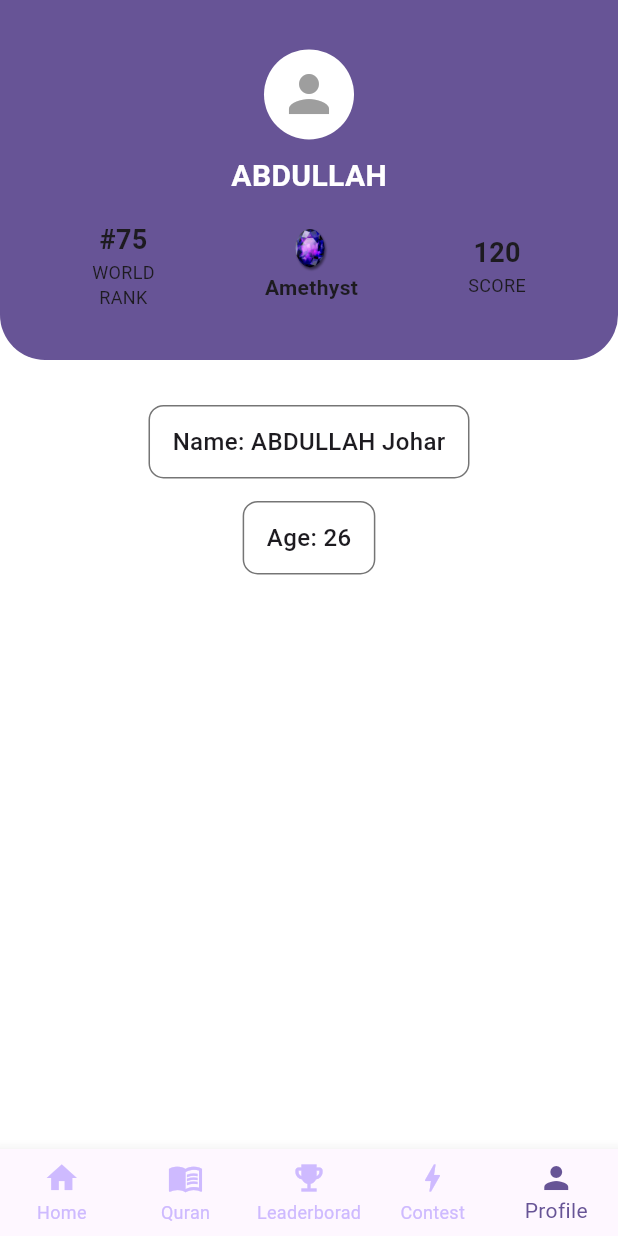
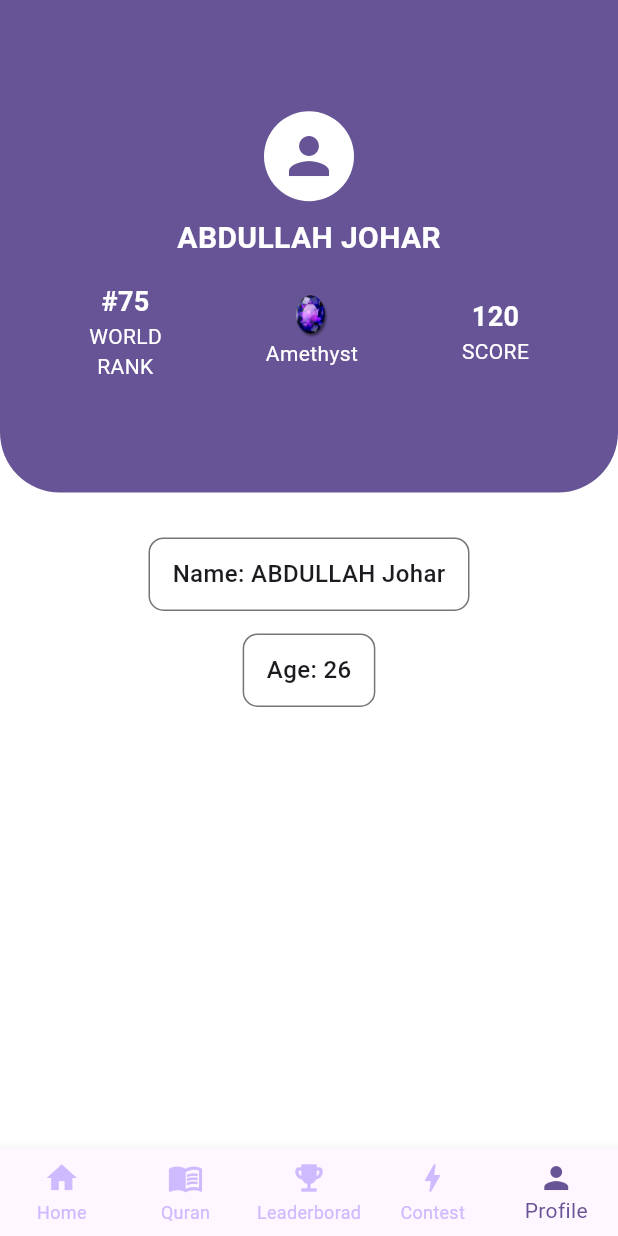
Before and after one commit to abdullahjohar23/islamic-quiz-app, a Flutter app: the screen it shows after launch, swiped to page 5, on a phone screen of 412 x 824 dp. Run offline on Flutter 3.47's test engine with Material 3 defaults, Android fonts, the phone set to English and light mode, and no system bars; project files that could hold a hidden picture were left out.

Commit message:
basic design template done

```diff
--- a/lib/pages/profile_page.dart
+++ b/lib/pages/profile_page.dart
@@ -14,19 +14,20 @@ class ProfilePage extends StatelessWidget {
             body: SafeArea(
                 child: Column(
                     children: [
-                        // Top Orange Card
+                        // Top Purple Card
                         Container(
-                            width: double.infinity,
+                            width: deviceWidth,
+
                             padding: EdgeInsets.symmetric(
-                                vertical: deviceHeight * 0.04,
+                                vertical: deviceHeight * 0.09,
                                 horizontal: deviceWidth * 0.06,
                             ),
 
                             decoration: BoxDecoration(
                                 color: Color(0xFF675496),
                                 borderRadius: const BorderRadius.only(
-                                    bottomLeft: Radius.circular(30),
-                                    bottomRight: Radius.circular(30),
+                                    bottomLeft: Radius.circular(40),
+                                    bottomRight: Radius.circular(40),
                                 ),
                             ),
 
@@ -36,19 +37,21 @@ class ProfilePage extends StatelessWidget {
                                     const CircleAvatar(
                                         radius: 30,
                                         backgroundColor: Colors.white,
-                                    child: Icon(Icons.person, size: 40, color: Colors.grey),
+                                        child: Icon(Icons.person, size: 40, color: Color(0xFF675496)),
                                     ),
+
                                     const SizedBox(height: 10),
 
                                     // Name
                                     const Text(
-                                    "ABDULLAH",
+                                        'ABDULLAH JOHAR',
                                         style: TextStyle(
                                         fontSize: 20,
                                         fontWeight: FontWeight.bold,
                                         color: Colors.white,
                                         ),
                                     ),
+
                                     const SizedBox(height: 15),
 
                                     // Rank, Badge, Score Row
@@ -58,37 +61,59 @@ class ProfilePage extends StatelessWidget {
                                             Column(
                                                 children: const [
                                                     Text(
-                                            "#75",
+                                                        '#75',
                                                         style: TextStyle(
-                                                fontSize: 18, fontWeight: FontWeight.bold),
+                                                            color: Colors.white,
+                                                            fontSize: 18,
+                                                            fontWeight: FontWeight.bold
                                                         ),
-                                        Text("WORLD\nRANK",
+                                                    ),
+
+                                                    Text(
+                                                        'WORLD\nRANK',
                                                         textAlign: TextAlign.center,
-                                            style: TextStyle(fontSize: 12)),
+                                                        style: TextStyle(
+                                                            color: Colors.white,
+                                                            fontSize: 14,
+                                                            fontWeight: FontWeight.w400,
+                                                        ),
+                                                    ),
                                                 ],
                                             ),
+
                                             Column(
                                                 children: [
-                                            Image.asset(
-                                                            'assets/images/badges/amethyst.png',
-                                                            height: deviceWidth*0.07,
+                                                    Image.asset('assets/images/badges/amethyst.png',height: deviceWidth*0.07),
+
+                                                    Text(
+                                                        'Amethyst',
+                                                        style: TextStyle(
+                                                            color: Colors.white,
+                                                            fontSize: 14,
+                                                            fontWeight: FontWeight.w400,
                                                         ),
-                                        Text("Amethyst",
-                                            style: TextStyle(
-                                                fontSize: 14, fontWeight: FontWeight.w600)),
+                                                    ),
                                                 ],
                                             ),
+
                                             Column(
                                                 children: const [
                                                     Text(
-                                            "120",
+                                                        '120',
                                                         style: TextStyle(
-                                                fontSize: 18, fontWeight: FontWeight.bold),
+                                                            color: Colors.white,
+                                                            fontSize: 18,
+                                                            fontWeight: FontWeight.bold
                                                         ),
-                                        Text("SCORE",
+                                                    ),
+                                                    Text(
+                                                        'SCORE',
                                                         style: TextStyle(
-                                                fontSize: 12,
-                                            )),
+                                                            color: Colors.white,
+                                                            fontSize: 14,
+                                                            fontWeight: FontWeight.w400,
+                                                        ),
+                                                    ),
                                                 ],
                                             ),
                                         ],
@@ -105,8 +130,7 @@ class ProfilePage extends StatelessWidget {
                             child: Column(
                                 children: [
                                     Container(
-                                padding:
-                                    const EdgeInsets.symmetric(horizontal: 15, vertical: 12),
+                                        padding: const EdgeInsets.symmetric(horizontal: 15, vertical: 12),
                                         margin: const EdgeInsets.only(bottom: 15),
                                         decoration: BoxDecoration(
                                             border: Border.all(color: Colors.black54),
@@ -114,21 +138,25 @@ class ProfilePage extends StatelessWidget {
                                         ),
                                         child: const Text(
                                             "Name: ABDULLAH Johar",
-                                style:
-                                    TextStyle(fontSize: 16, fontWeight: FontWeight.w500),
+                                            style: TextStyle(
+                                                fontSize: 16,
+                                                fontWeight: FontWeight.w500
                                             ),
                                         ),
+                                    ),
+
                                     Container(
-                                padding:
-                                    const EdgeInsets.symmetric(horizontal: 15, vertical: 12),
+                                        padding: const EdgeInsets.symmetric(horizontal: 15, vertical: 12),
                                         decoration: BoxDecoration(
                                             border: Border.all(color: Colors.black54),
                                             borderRadius: BorderRadius.circular(10),
                                         ),
                                         child: const Text(
                                             "Age: 26",
-                                style:
-                                    TextStyle(fontSize: 16, fontWeight: FontWeight.w500),
+                                            style: TextStyle(
+                                                fontSize: 16,
+                                                fontWeight: FontWeight.w500
+                                            ),
                                         ),
                                     ),
                                 ],
```
Lines whose indentation alone changed are shown as unchanged.
